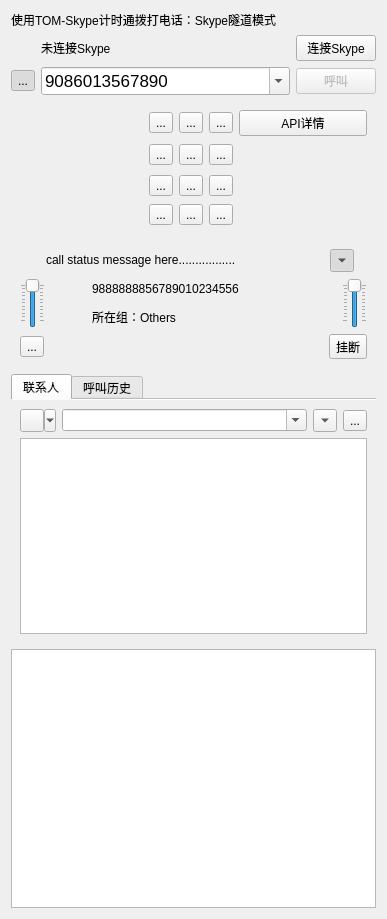
Old version of the form skypephone.ui in the repository kitech/kitphone.
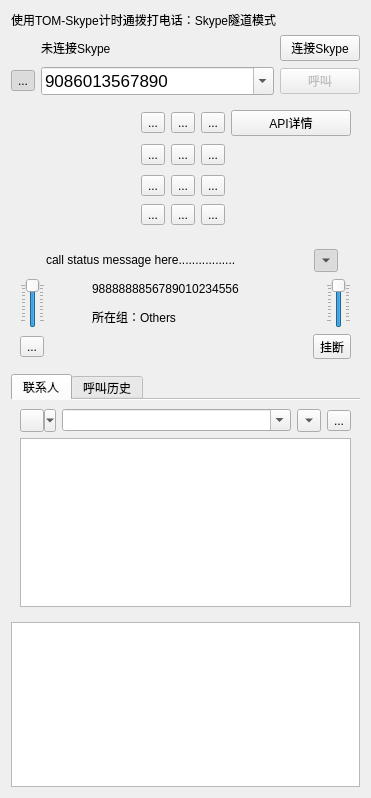
New version of the form. Icons and pictures are not drawn.

Patch:
```diff
--- a/skypephone.ui
+++ b/skypephone.ui
@@ -6,8 +6,8 @@
    <rect>
     <x>0</x>
     <y>0</y>
-    <width>387</width>
-    <height>919</height>
+    <width>371</width>
+    <height>798</height>
    </rect>
   </property>
   <property name="contextMenuPolicy">
```
